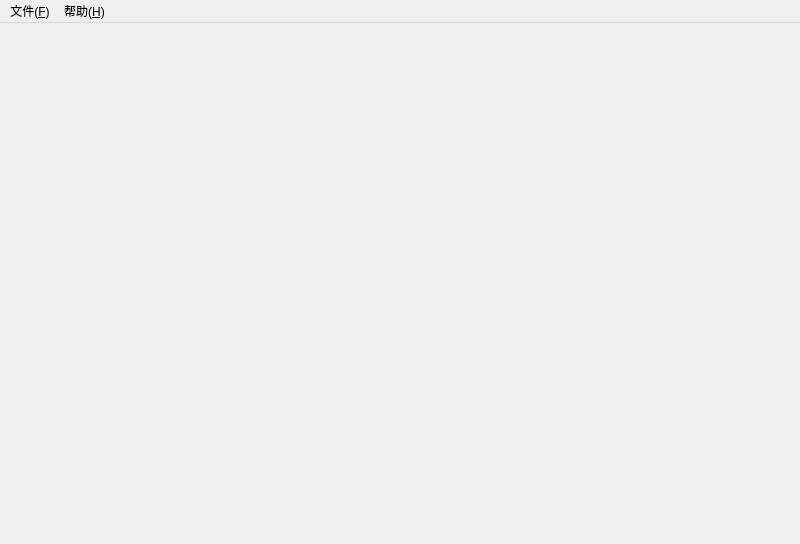
Above: src/mainwindow.ui from shine5402/KiraOtoToolbox before the change. Below: the same form after it.
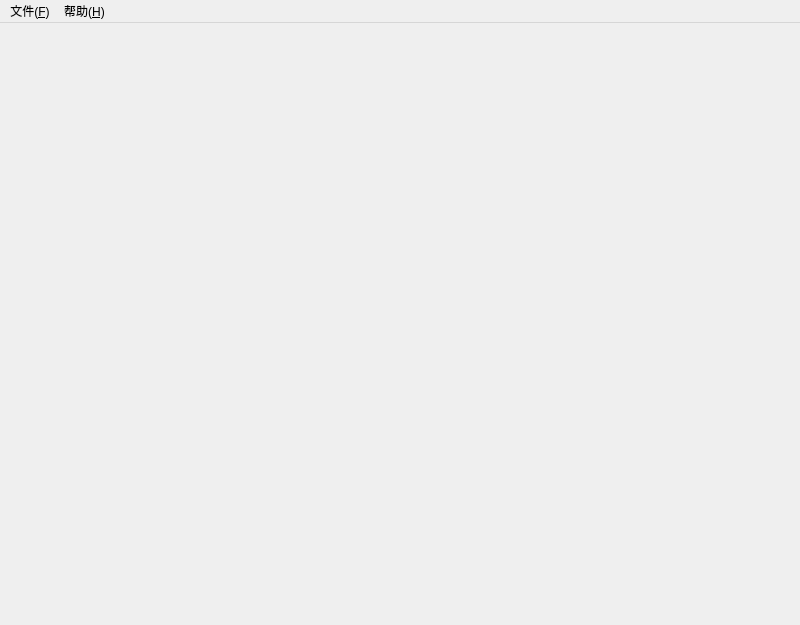
That is the form after the change.

What changed in the file:
```diff
--- a/src/mainwindow.ui
+++ b/src/mainwindow.ui
@@ -7,7 +7,7 @@
     <x>0</x>
     <y>0</y>
     <width>800</width>
-    <height>544</height>
+    <height>625</height>
    </rect>
   </property>
   <property name="windowTitle">
@@ -41,7 +41,7 @@
          <x>0</x>
          <y>0</y>
          <width>800</width>
-         <height>521</height>
+         <height>601</height>
         </rect>
        </property>
        <layout class="QVBoxLayout" name="verticalLayout_2">
```
Left out of the diff: 2 changed lines with no effect on the pictures.
